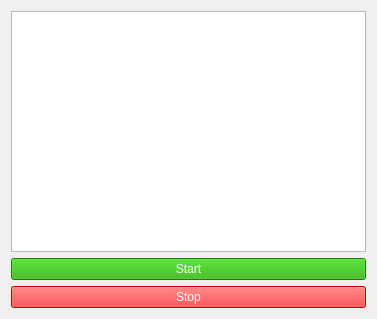
A1caida/tcpserver_chat, file mainwindow.ui: the form before one commit.
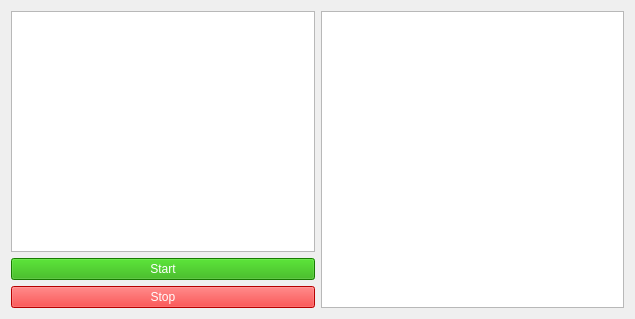
The form after the commit.

Commit message: 'admin panel'

```diff
--- a/mainwindow.ui
+++ b/mainwindow.ui
@@ -6,7 +6,7 @@
    <rect>
     <x>0</x>
     <y>0</y>
-    <width>377</width>
+    <width>635</width>
     <height>319</height>
    </rect>
   </property>
@@ -15,7 +15,7 @@
   </property>
   <widget class="QWidget" name="centralWidget">
    <layout class="QGridLayout" name="gridLayout">
-    <item row="2" column="0" colspan="2">
+    <item row="2" column="0">
      <widget class="QPushButton" name="stop">
       <property name="styleSheet">
        <string notr="true">background-color: rgb(255, 0, 0);
@@ -26,10 +26,10 @@
       </property>
      </widget>
     </item>
-    <item row="0" column="0" colspan="2">
+    <item row="0" column="0">
      <widget class="QTextBrowser" name="textinfo"/>
     </item>
-    <item row="1" column="0" colspan="2">
+    <item row="1" column="0">
      <widget class="QPushButton" name="start">
       <property name="styleSheet">
        <string notr="true">background-color: rgb(32, 172, 0);
@@ -40,6 +40,9 @@
       </property>
      </widget>
     </item>
+    <item row="0" column="1" rowspan="3">
+     <widget class="QListWidget" name="listWidget"/>
+    </item>
    </layout>
   </widget>
  </widget>
```
The commit also changes 6 other files.
